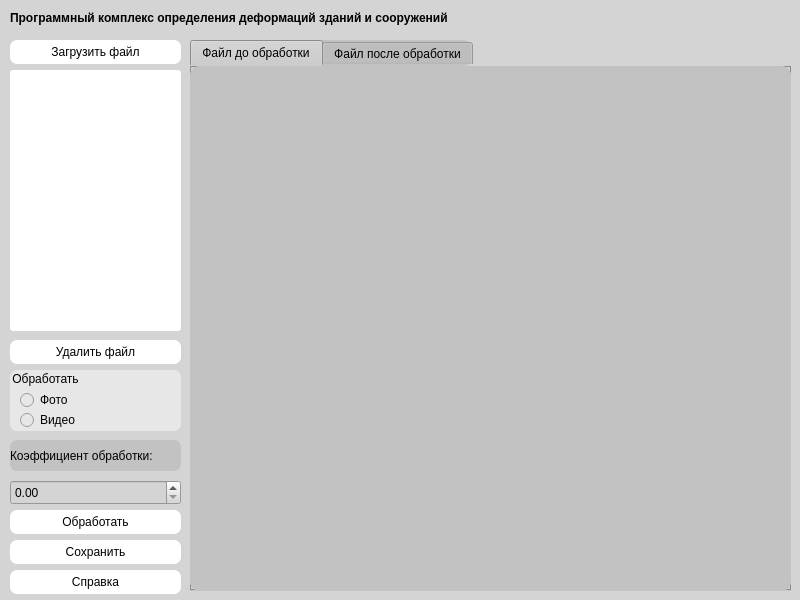
Before: the Qt Designer form form.ui in Playmishka/treshina, drawn with Qt 5.
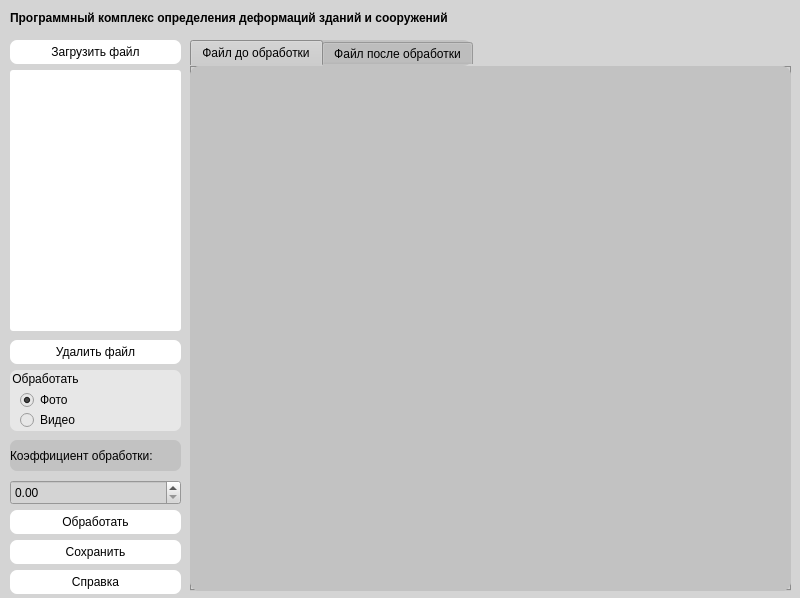
After: the same form once the commit is applied.

The edit to the form file:
```diff
--- a/form.ui
+++ b/form.ui
@@ -7,9 +7,21 @@
     <x>0</x>
     <y>0</y>
     <width>800</width>
-    <height>600</height>
+    <height>598</height>
    </rect>
   </property>
+  <property name="sizePolicy">
+   <sizepolicy hsizetype="Ignored" vsizetype="Ignored">
+    <horstretch>0</horstretch>
+    <verstretch>0</verstretch>
+   </sizepolicy>
+  </property>
+  <property name="contextMenuPolicy">
+   <enum>Qt::DefaultContextMenu</enum>
+  </property>
+  <property name="acceptDrops">
+   <bool>false</bool>
+  </property>
   <property name="windowTitle">
    <string>Сибирский государственный университет геосистем и технологий </string>
   </property>
@@ -65,6 +77,9 @@
     <property name="text">
      <string>Фото </string>
     </property>
+    <property name="checked">
+     <bool>true</bool>
+    </property>
    </widget>
    <widget class="QRadioButton" name="radioButton_2">
     <property name="geometry">
```
Left out of the diff: 4 changed lines with no effect on the pictures.
